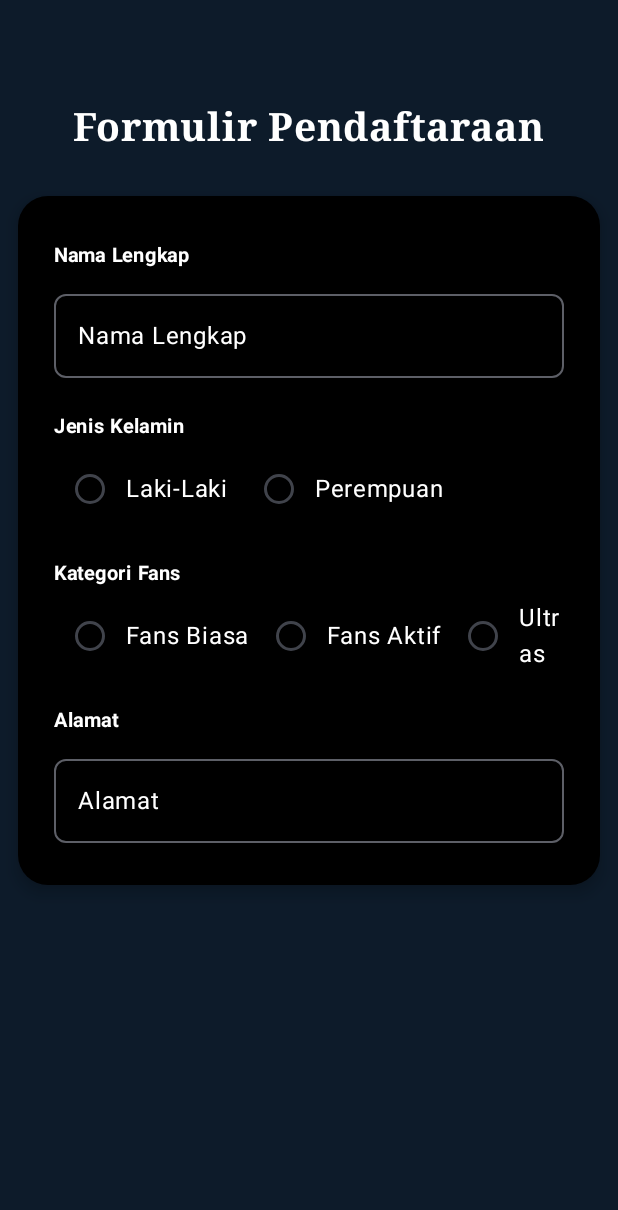
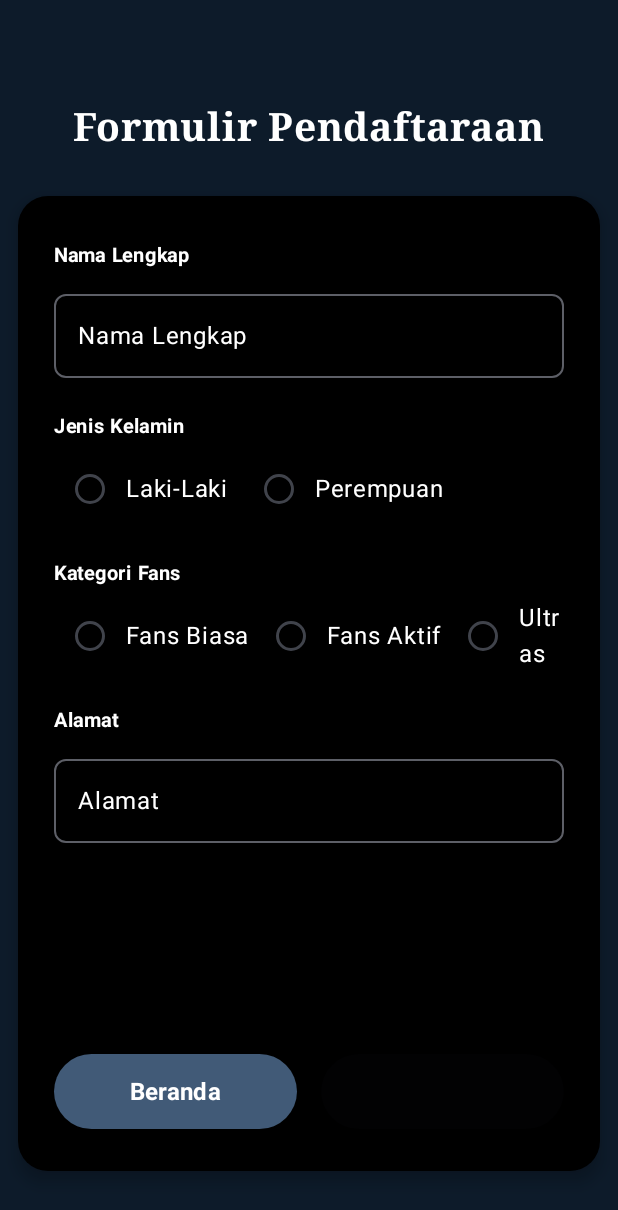
Before and after one commit to hikmatyar22/QuestNavigasiTugas_193, an Android app built with Jetpack Compose: the composable FormInput shown on its own in the app's theme, on a phone screen of 412 x 824 dp. Shown: the top 1210 px of the screen. Run offline under Robolectric (Android 15) with nearby library versions, the phone set to English and light mode, and no system bars.

Commit message:
Membuat 2 tombol beranda dan submit yang menggunakan event yang dibikin tadi dan untuk button submit itu berwarna jika field alamat sudah disi sebagai validasi

```diff
--- a/app/src/main/java/com/example/tugasquestnavigasi/view/InputData.kt
+++ b/app/src/main/java/com/example/tugasquestnavigasi/view/InputData.kt
@@ -176,6 +176,48 @@ fun FormInput(
                         label = { Text("Alamat", color = Color.White) }
                     )
 
+                    Spacer(modifier = Modifier.height(130.dp))
+                    Row(
+                        modifier = Modifier
+                            .fillMaxWidth()
+                            .height(50.dp),
+                        horizontalArrangement = Arrangement.spacedBy(16.dp)
+                    ) {
+                        Button(
+                            onClick = OnBackBtnClick,
+                            modifier = Modifier
+                                .weight(1f)
+                                .fillMaxHeight(),
+                            colors = ButtonDefaults.buttonColors(containerColor = Color(0xFF415A77)),
+                            shape = MaterialTheme.shapes.extraLarge
+                        ) {
+                            Text(
+                                text = stringResource(id = R.string.beranda),
+                                fontSize = 16.sp,
+                                fontWeight = FontWeight.Bold,
+                                color = Color.White
+                            )
+                        }
+
+                        Button(
+                            onClick = {
+                                Nama = textNama
+                                JenisKelamin = textJenis
+                                Fans = textTipeFans
+                                Alamat = textAlamat
+
+                                showDialog = true
+                            },
+                            modifier = Modifier
+                                .weight(1f)
+                                .fillMaxHeight(),
+                            enabled = textAlamat.isNotEmpty(),
+                            colors = ButtonDefaults.buttonColors(containerColor = Color(0xFF415A77)),
+                            shape = MaterialTheme.shapes.extraLarge
+                        ) {
+
+                        }
+                    }
                 }
             }
         }
```
